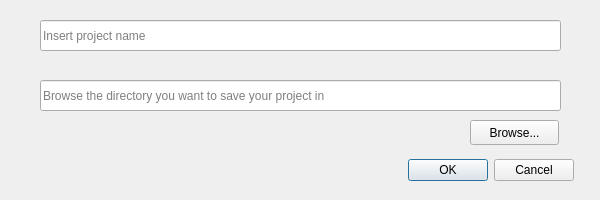
Qt form LabelingTool/newproject.ui (Marco-Longo/Labeling-Tool) before a commit.
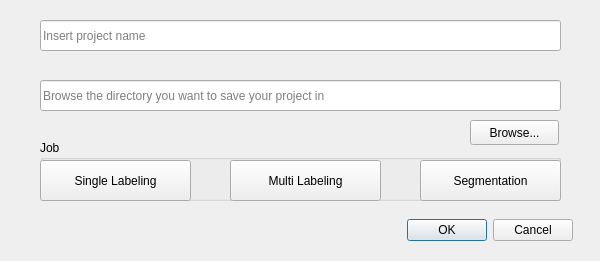
The same form after that commit.

Commit message: Added Multi Label feature, complete

```diff
--- a/LabelingTool/newproject.ui
+++ b/LabelingTool/newproject.ui
@@ -7,7 +7,7 @@
     <x>0</x>
     <y>0</y>
     <width>600</width>
-    <height>200</height>
+    <height>261</height>
    </rect>
   </property>
   <property name="windowTitle">
@@ -17,9 +17,9 @@
    <property name="geometry">
     <rect>
      <x>380</x>
-     <y>150</y>
-     <width>221</width>
-     <height>41</height>
+     <y>210</y>
+     <width>220</width>
+     <height>40</height>
     </rect>
    </property>
    <property name="orientation">
@@ -74,6 +74,90 @@
     <string>Browse...</string>
    </property>
   </widget>
+  <widget class="QGroupBox" name="jobGroup">
+   <property name="geometry">
+    <rect>
+     <x>40</x>
+     <y>140</y>
+     <width>521</width>
+     <height>61</height>
+    </rect>
+   </property>
+   <property name="font">
+    <font>
+     <kerning>true</kerning>
+    </font>
+   </property>
+   <property name="cursor">
+    <cursorShape>PointingHandCursor</cursorShape>
+   </property>
+   <property name="autoFillBackground">
+    <bool>false</bool>
+   </property>
+   <property name="title">
+    <string>Job</string>
+   </property>
+   <property name="flat">
+    <bool>false</bool>
+   </property>
+   <widget class="QPushButton" name="b_singleLabel">
+    <property name="geometry">
+     <rect>
+      <x>0</x>
+      <y>20</y>
+      <width>151</width>
+      <height>41</height>
+     </rect>
+    </property>
+    <property name="text">
+     <string>Single Labeling</string>
+    </property>
+    <property name="checkable">
+     <bool>true</bool>
+    </property>
+    <property name="autoExclusive">
+     <bool>true</bool>
+    </property>
+   </widget>
+   <widget class="QPushButton" name="b_multiLabel">
+    <property name="geometry">
+     <rect>
+      <x>190</x>
+      <y>20</y>
+      <width>151</width>
+      <height>41</height>
+     </rect>
+    </property>
+    <property name="text">
+     <string>Multi Labeling</string>
+    </property>
+    <property name="checkable">
+     <bool>true</bool>
+    </property>
+    <property name="autoExclusive">
+     <bool>true</bool>
+    </property>
+   </widget>
+   <widget class="QPushButton" name="b_segmentation">
+    <property name="geometry">
+     <rect>
+      <x>380</x>
+      <y>20</y>
+      <width>141</width>
+      <height>41</height>
+     </rect>
+    </property>
+    <property name="text">
+     <string>Segmentation</string>
+    </property>
+    <property name="checkable">
+     <bool>true</bool>
+    </property>
+    <property name="autoExclusive">
+     <bool>true</bool>
+    </property>
+   </widget>
+  </widget>
  </widget>
  <resources/>
  <connections>
```
The commit also changes 24 other files.
